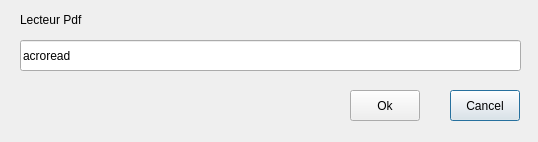
Above: UiQT4/OptionsPdf.ui from SalomePlatform/eficas_tools before the change. Below: the same form after it.
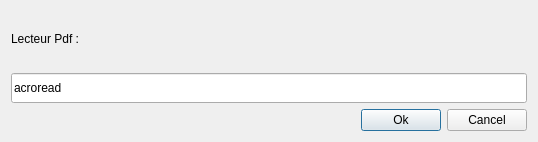
That is the form after the change.

What changed in the file:
```diff
--- a/UiQT4/OptionsPdf.ui
+++ b/UiQT4/OptionsPdf.ui
@@ -13,63 +13,81 @@
       </rect>
     </property>
     <property name="windowTitle" >
-      <string>desPdf</string>
-    </property>
+   <string>Lire les Pdf</string>
+  </property>
+  <layout class="QGridLayout" name="gridLayout" >
+   <item row="0" column="0" >
+    <layout class="QHBoxLayout" name="horizontalLayout_2" >
+     <item>
     <widget class="QLabel" name="textLabel1_2" >
-      <property name="geometry" >
-        <rect>
-          <x>20</x>
-          <y>10</y>
-          <width>280</width>
-          <height>20</height>
-        </rect>
-      </property>
       <property name="text" >
-        <string>Lecteur Pdf</string>
+        <string>Lecteur Pdf :</string>
       </property>
       <property name="wordWrap" >
         <bool>false</bool>
       </property>
     </widget>
-    <widget class="QPushButton" name="BCancel" >
-      <property name="geometry" >
-        <rect>
-          <x>450</x>
-          <y>90</y>
-          <width>70</width>
-          <height>31</height>
-        </rect>
-      </property>
-      <property name="text" >
-        <string>Cancel</string>
-      </property>
-    </widget>
+     </item>
+     <item>
+      <spacer name="horizontalSpacer_2" >
+       <property name="orientation" >
+        <enum>Qt::Horizontal</enum>
+       </property>
+       <property name="sizeHint" stdset="0" >
+        <size>
+         <width>40</width>
+         <height>20</height>
+        </size>
+       </property>
+      </spacer>
+     </item>
+    </layout>
+   </item>
+   <item row="1" column="0" >
     <widget class="QLineEdit" name="LERepPdf" >
-      <property name="geometry" >
-        <rect>
-          <x>20</x>
-          <y>40</y>
-          <width>501</width>
-          <height>31</height>
-        </rect>
+     <property name="minimumSize" >
+      <size>
+       <width>0</width>
+       <height>30</height>
+      </size>
       </property>
       <property name="text" >
         <string>acroread</string>
       </property>
     </widget>
+   </item>
+   <item row="2" column="0" >
+    <layout class="QHBoxLayout" name="horizontalLayout" >
+     <item>
+      <spacer name="horizontalSpacer" >
+       <property name="orientation" >
+        <enum>Qt::Horizontal</enum>
+       </property>
+       <property name="sizeHint" stdset="0" >
+        <size>
+         <width>40</width>
+         <height>20</height>
+        </size>
+       </property>
+      </spacer>
+     </item>
+     <item>
     <widget class="QPushButton" name="Bok" >
-      <property name="geometry" >
-        <rect>
-          <x>350</x>
-          <y>90</y>
-          <width>70</width>
-          <height>31</height>
-        </rect>
-      </property>
       <property name="text" >
         <string>Ok</string>
       </property>
     </widget>
+     </item>
+     <item>
+      <widget class="QPushButton" name="BCancel" >
+       <property name="text" >
+        <string>Cancel</string>
+       </property>
+      </widget>
+     </item>
+    </layout>
+   </item>
+  </layout>
   </widget>
   <layoutdefault spacing="6" margin="11" />
   <pixmapfunction>qPixmapFromMimeSource</pixmapfunction>
```
Left out of the diff: 7 changed lines with no effect on the pictures. Lines whose indentation alone changed are shown as unchanged.
